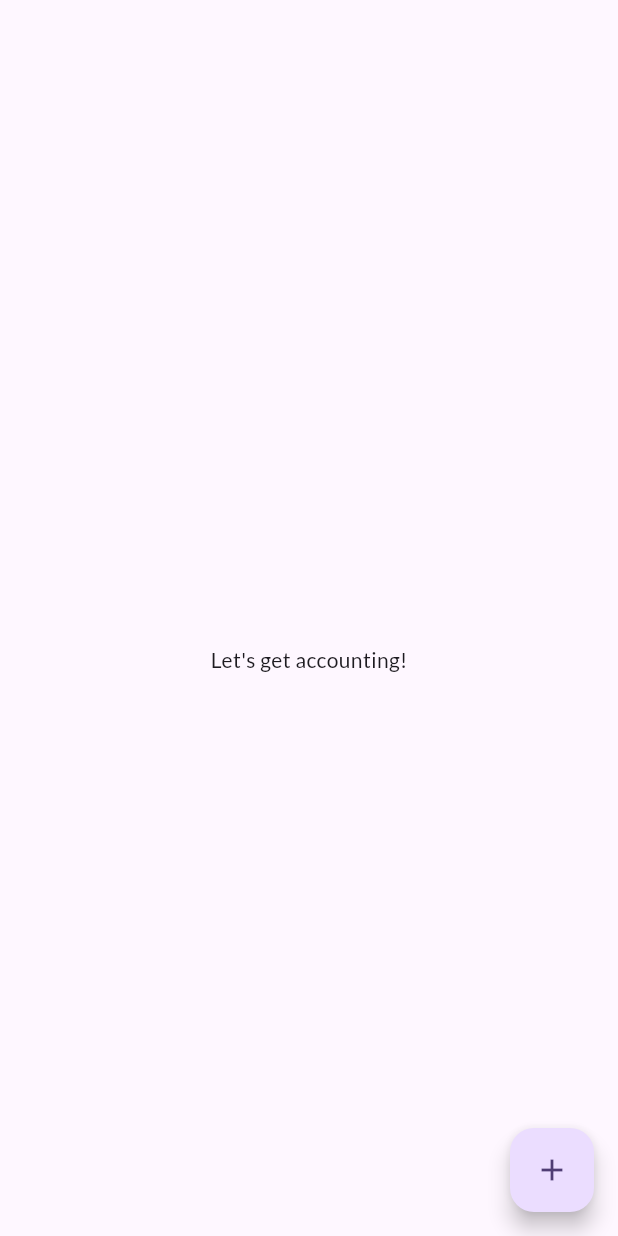
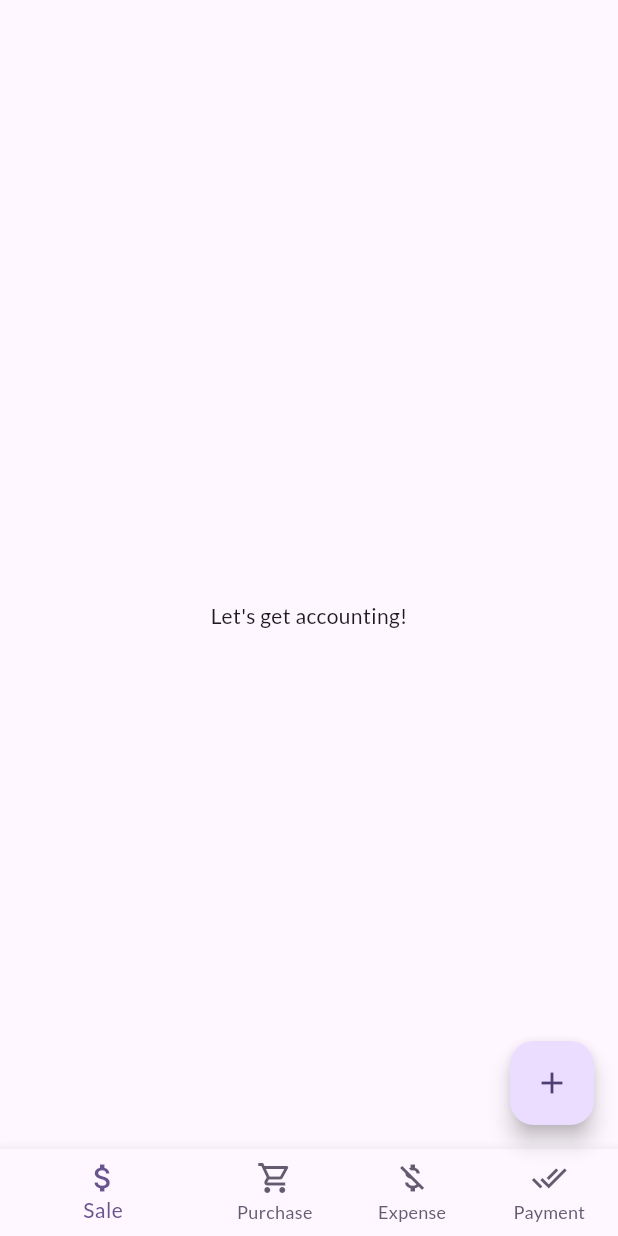
Before and after one commit to atketan/ease-mvp, a Flutter app: the EASEHomePage screen opened directly, on a phone screen of 412 x 824 dp. Run offline on Flutter 3.47's test engine with Material 3 defaults, Android fonts, the phone set to English and light mode, and no system bars; our stand-ins replace firebase_auth, firebase_core, flutter_bloc; missing offline and left inert: numeric_keyboard; accounts and stored records are empty.

Commit message:
chore: Update home page with bottom navigation bar
This commit adds a bottom navigation bar to the home page in the EASEHomePage widget. The bottom navigation bar allows users to easily switch between different sections of the app, improving navigation and user experience.

```diff
--- a/lib/features/home/presentation/home_page.dart
+++ b/lib/features/home/presentation/home_page.dart
@@ -8,6 +8,14 @@ class EASEHomePage extends StatefulWidget {
 }
 
 class _EASEHomePageState extends State<EASEHomePage> {
+  int _selectedIndex = 0;
+
+  void _onItemTapped(int index) {
+    setState(() {
+      _selectedIndex = index;
+    });
+  }
+
   @override
   Widget build(BuildContext context) {
     return Scaffold(
@@ -25,6 +33,33 @@ class _EASEHomePageState extends State<EASEHomePage> {
         },
         child: const Icon(Icons.add),
       ),
+      bottomNavigationBar: BottomNavigationBar(
+        selectedItemColor: Theme.of(context).colorScheme.primary,
+        unselectedItemColor: Theme.of(context).colorScheme.secondary,
+        enableFeedback: true,
+        currentIndex: _selectedIndex,
+        showSelectedLabels: true,
+        showUnselectedLabels: true,
+        items: [
+          BottomNavigationBarItem(
+            icon: Icon(Icons.attach_money_outlined),
+            label: "Sale",
+          ),
+          BottomNavigationBarItem(
+            icon: Icon(Icons.shopping_cart_outlined),
+            label: "Purchase",
+          ),
+          BottomNavigationBarItem(
+            icon: Icon(Icons.money_off_outlined),
+            label: "Expense",
+          ),
+          BottomNavigationBarItem(
+            icon: Icon(Icons.done_all_outlined),
+            label: "Payment",
+          ),
+        ],
+        onTap: (value) => _onItemTapped(value),
+      ),
     );
   }
 }
--- a/pubspec.yaml
+++ b/pubspec.yaml
@@ -40,6 +40,7 @@ dependencies:
   firebase_auth:
   flutter_bloc: ^8.1.5
   numeric_keyboard: ^1.1.0
+  sqflite: ^2.3.3+1
 
 dev_dependencies:
   flutter_test:
```
Also changed, not shown: lib/core/providers/database_provider.dart (added), lib/core/providers/firebase_provider.dart (added), pubspec.lock, 1 other file.
